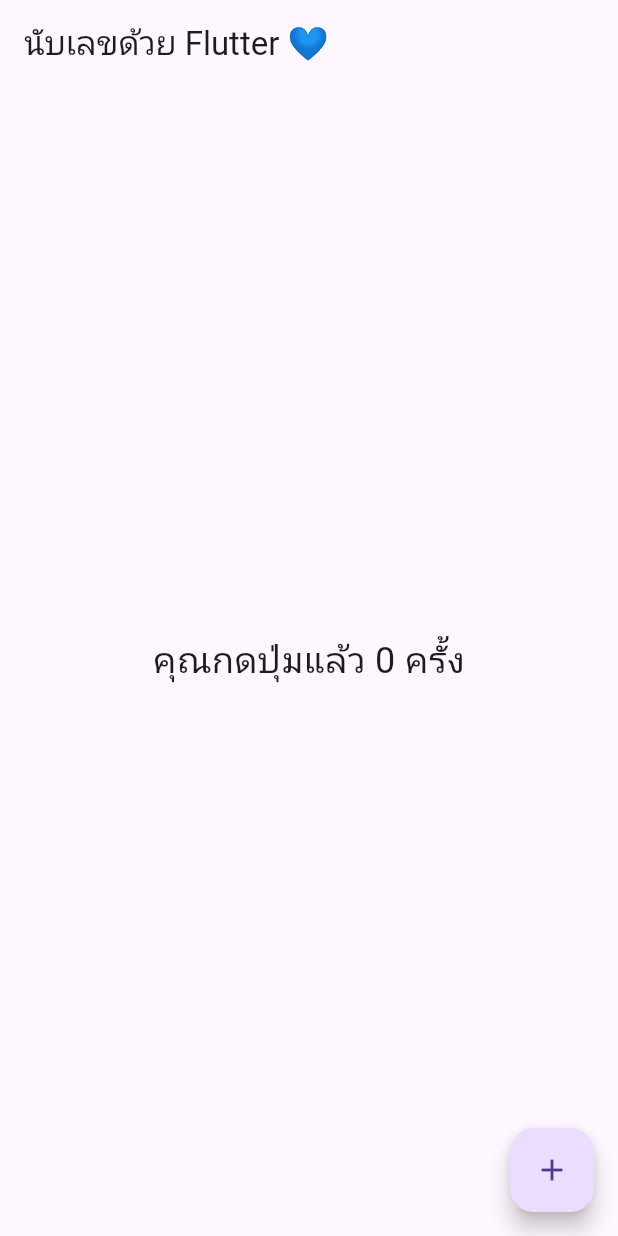
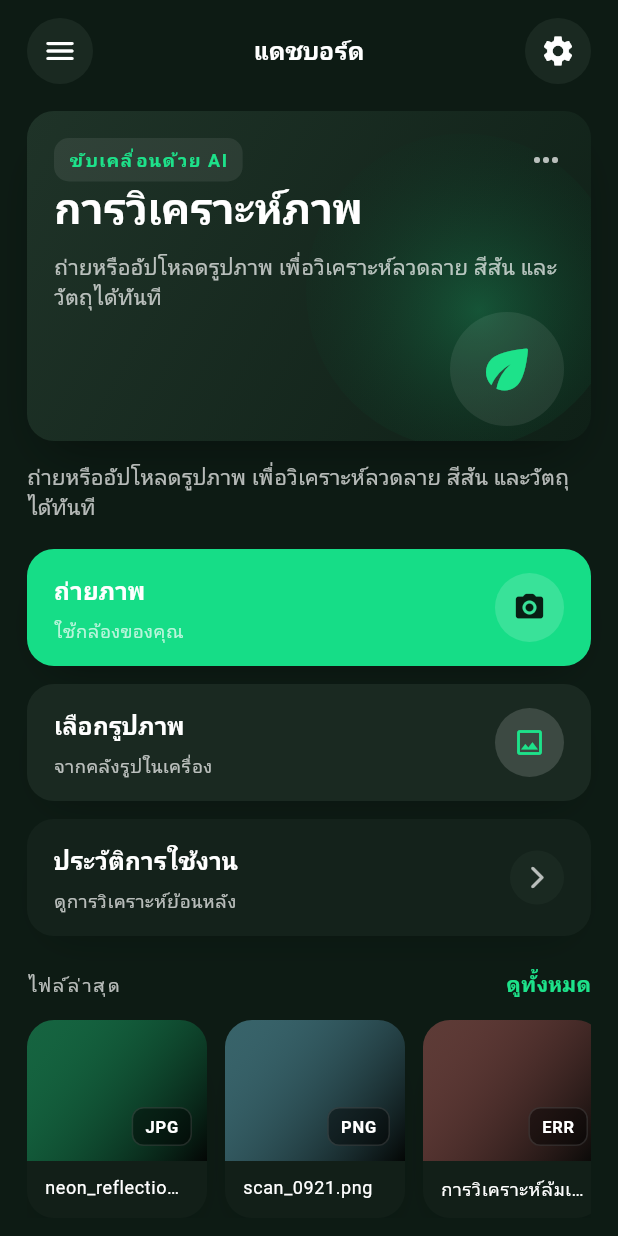
Before and after one commit to ANXCHA2003/vision_forge_app, a Flutter app: the screen it shows after launch, on a phone screen of 412 x 824 dp. Run offline on Flutter 3.47's test engine with Material 3 defaults, Android fonts, the phone set to English and light mode, and no system bars.

Commit message:
ต้นแบบหน้าแอปพิเคชั่นเริ่มต้น

```diff
--- /dev/null
+++ b/lib/app.dart
@@ -0,0 +1,25 @@
+// จัดการ MaterialApp และตั้งค่าธีมหลักของแอป
+import 'package:flutter/material.dart';
+
+import 'features/dashboard/dashboard_page.dart';
+
+class VisionForgeApp extends StatelessWidget {
+  const VisionForgeApp({super.key});
+
+  @override
+  Widget build(BuildContext context) {
+    return MaterialApp(
+      debugShowCheckedModeBanner: false,
+      theme: ThemeData(
+        scaffoldBackgroundColor: const Color(0xFF0D1B14),
+        colorScheme: ColorScheme.fromSeed(
+          seedColor: const Color(0xFF1DE28A),
+          brightness: Brightness.dark,
+          background: const Color(0xFF0D1B14),
+        ),
+        useMaterial3: true,
+      ),
+      home: const DashboardPage(),
+    );
+  }
+}
--- /dev/null
+++ b/lib/features/dashboard/dashboard_page.dart
@@ -0,0 +1,84 @@
+// สร้างเลย์เอาต์หน้าดาชบอร์ดด้วยวิดเจ็ตที่แชร์ร่วมกัน
+import 'package:flutter/material.dart';
+
+import 'widgets/dashboard_widgets.dart';
+
+class DashboardPage extends StatelessWidget {
+  const DashboardPage({super.key});
+
+  @override
+  Widget build(BuildContext context) {
+    const recentItems = [
+      RecentFile(
+        label: 'neon_reflection.jpg',
+        tag: 'JPG',
+        accent: Color(0xFF1DE28A),
+      ),
+      RecentFile(
+        label: 'scan_0921.png',
+        tag: 'PNG',
+        accent: Color(0xFF7EE0FF),
+      ),
+      RecentFile(
+        label: 'การวิเคราะห์ล้มเหลว',
+        tag: 'ERR',
+        accent: Color(0xFFE66F6F),
+      ),
+    ];
+
+    return Scaffold(
+      body: SafeArea(
+        child: SingleChildScrollView(
+          padding: const EdgeInsets.symmetric(horizontal: 18, vertical: 12),
+          child: Column(
+            crossAxisAlignment: CrossAxisAlignment.start,
+            children: [
+              const DashboardTopBar(),
+              const SizedBox(height: 18),
+              const AnalysisHeroCard(),
+              const SizedBox(height: 14),
+              Text(
+                'ถ่ายหรืออัปโหลดรูปภาพ เพื่อวิเคราะห์ลวดลาย สีสัน และวัตถุได้ทันที',
+                style: Theme.of(context).textTheme.bodyMedium?.copyWith(
+                      color: Colors.white70,
+                      height: 1.4,
+                    ),
+              ),
+              const SizedBox(height: 18),
+              ActionCard(
+                background: const Color(0xFF16DD87),
+                shadow: Colors.black.withOpacity(0.35),
+                title: 'ถ่ายภาพ',
+                subtitle: 'ใช้กล้องของคุณ',
+                icon: Icons.photo_camera_rounded,
+                iconColor: Colors.black87,
+              ),
+              const SizedBox(height: 12),
+              ActionCard(
+                background: const Color(0xFF1A2921),
+                shadow: Colors.black.withOpacity(0.25),
+                title: 'เลือกรูปภาพ',
+                subtitle: 'จากคลังรูปในเครื่อง',
+                icon: Icons.image_outlined,
+                iconColor: const Color(0xFF1DE28A),
+              ),
+              const SizedBox(height: 12),
+              ActionCard(
+                background: const Color(0xFF14221B),
+                shadow: Colors.black.withOpacity(0.2),
+                title: 'ประวัติการใช้งาน',
+                subtitle: 'ดูการวิเคราะห์ย้อนหลัง',
+                icon: Icons.arrow_forward_ios_rounded,
+                iconColor: Colors.white70,
+                iconBackground: const Color(0xFF1A2921),
+                compactIcon: true,
+              ),
+              const SizedBox(height: 22),
+              const RecentSection(items: recentItems),
+            ],
+          ),
+        ),
+      ),
+    );
+  }
+}
--- /dev/null
+++ b/lib/features/dashboard/widgets/dashboard_widgets.dart
@@ -0,0 +1,417 @@
+// รวมวิดเจ็ต UI ที่ใช้ซ้ำได้บนดาชบอร์ด เช่น ท็อปบาร์ การ์ดฮีโร่ การ์ดแอ็กชัน และรายการไฟล์ล่าสุด
+import 'package:flutter/material.dart';
+
+class DashboardTopBar extends StatelessWidget {
+  const DashboardTopBar({super.key});
+
+  @override
+  Widget build(BuildContext context) {
+    return Row(
+      mainAxisAlignment: MainAxisAlignment.spaceBetween,
+      children: [
+        CircularIconButton(
+          icon: Icons.menu_rounded,
+          background: const Color(0xFF1A2921),
+          onTap: () {},
+        ),
+        Text(
+          'แดชบอร์ด',
+          style: Theme.of(context).textTheme.titleMedium?.copyWith(
+                color: Colors.white,
+                fontWeight: FontWeight.w700,
+              ),
+        ),
+        CircularIconButton(
+          icon: Icons.settings,
+          background: const Color(0xFF1A2921),
+          onTap: () {},
+        ),
+      ],
+    );
+  }
+}
+
+class AnalysisHeroCard extends StatelessWidget {
+  const AnalysisHeroCard({super.key});
+
+  @override
+  Widget build(BuildContext context) {
+    return Container(
+      height: 220,
+      decoration: BoxDecoration(
+        borderRadius: BorderRadius.circular(18),
+        gradient: const LinearGradient(
+          colors: [Color(0xFF1F3328), Color(0xFF0F2017)],
+          begin: Alignment.topLeft,
+          end: Alignment.bottomRight,
+        ),
+        boxShadow: [
+          BoxShadow(
+            color: Colors.black.withOpacity(0.35),
+            offset: const Offset(0, 18),
+            blurRadius: 28,
+            spreadRadius: -12,
+          ),
+        ],
+      ),
+      child: Stack(
+        children: [
+          Positioned(
+            right: -20,
+            top: -10,
+            bottom: -30,
+            child: Opacity(
+              opacity: 0.25,
+              child: Container(
+                width: 210,
+                decoration: const BoxDecoration(
+                  shape: BoxShape.circle,
+                  gradient: RadialGradient(
+                    colors: [Color(0xFF1DE28A), Colors.transparent],
+                    radius: 0.8,
+                    center: Alignment(0.1, 0.1),
+                  ),
+                ),
+              ),
+            ),
+          ),
+          Positioned(
+            left: 18,
+            right: 18,
+            top: 18,
+            child: Row(
+              mainAxisAlignment: MainAxisAlignment.spaceBetween,
+              children: const [
+                _Badge(text: 'ขับเคลื่อนด้วย AI'),
+                Icon(Icons.more_horiz, color: Colors.white70),
+              ],
+            ),
+          ),
+          Positioned.fill(
+            child: Padding(
+              padding: const EdgeInsets.fromLTRB(18, 46, 18, 18),
+              child: Column(
+                crossAxisAlignment: CrossAxisAlignment.start,
+                children: [
+                  Text(
+                    'การวิเคราะห์ภาพ',
+                    style: Theme.of(context).textTheme.headlineMedium?.copyWith(
+                          color: Colors.white,
+                          fontWeight: FontWeight.w800,
+                        ),
+                  ),
+                  const SizedBox(height: 12),
+                  Text(
+                    'ถ่ายหรืออัปโหลดรูปภาพ เพื่อวิเคราะห์ลวดลาย สีสัน และวัตถุได้ทันที',
+                    style: Theme.of(context).textTheme.bodyMedium?.copyWith(
+                          color: Colors.white70,
+                          height: 1.4,
+                        ),
+                  ),
+                  const Spacer(),
+                  Align(
+                    alignment: Alignment.bottomRight,
+                    child: CircleAvatar(
+                      radius: 38,
+                      backgroundColor: Colors.white.withOpacity(0.08),
+                      child: const Icon(
+                        Icons.eco_rounded,
+                        color: Color(0xFF1DE28A),
+                        size: 42,
+                      ),
+                    ),
+                  ),
+                ],
+              ),
+            ),
+          ),
+        ],
+      ),
+    );
+  }
+}
+
+class ActionCard extends StatelessWidget {
+  const ActionCard({
+    super.key,
+    required this.background,
+    required this.shadow,
+    required this.title,
+    required this.subtitle,
+    required this.icon,
+    required this.iconColor,
+    this.iconBackground,
+    this.compactIcon = false,
+  });
+
+  final Color background;
+  final Color shadow;
+  final String title;
+  final String subtitle;
+  final IconData icon;
+  final Color iconColor;
+  final Color? iconBackground;
+  final bool compactIcon;
+
+  @override
+  Widget build(BuildContext context) {
+    return Container(
+      padding: const EdgeInsets.symmetric(horizontal: 18, vertical: 16),
+      decoration: BoxDecoration(
+        color: background,
+        borderRadius: BorderRadius.circular(18),
+        boxShadow: [
+          BoxShadow(
+            color: shadow,
+            offset: const Offset(0, 12),
+            blurRadius: 22,
+            spreadRadius: -12,
+          ),
+        ],
+      ),
+      child: Row(
+        children: [
+          Expanded(
+            child: Column(
+              crossAxisAlignment: CrossAxisAlignment.start,
+              children: [
+                Text(
+                  title,
+                  style: Theme.of(context).textTheme.titleMedium?.copyWith(
+                        color: Colors.white,
+                        fontWeight: FontWeight.w700,
+                      ),
+                ),
+                const SizedBox(height: 6),
+                Text(
+                  subtitle,
+                  style: Theme.of(context).textTheme.bodySmall?.copyWith(
+                        color: Colors.white70,
+                      ),
+                ),
+              ],
+            ),
+          ),
+          Container(
+            height: compactIcon ? 36 : 46,
+            width: compactIcon ? 36 : 46,
+            decoration: BoxDecoration(
+              color: iconBackground ?? Colors.white.withOpacity(0.15),
+              shape: BoxShape.circle,
+            ),
+            child: Icon(
+              icon,
+              color: iconColor,
+              size: compactIcon ? 18 : 22,
+            ),
+          ),
+        ],
+      ),
+    );
+  }
+}
+
+class RecentSection extends StatelessWidget {
+  const RecentSection({super.key, required this.items});
+
+  final List<RecentFile> items;
+
+  @override
+  Widget build(BuildContext context) {
+    return Column(
+      crossAxisAlignment: CrossAxisAlignment.start,
+      children: [
+        Row(
+          mainAxisAlignment: MainAxisAlignment.spaceBetween,
+          children: [
+            Text(
+              'ไฟล์ล่าสุด',
+              style: Theme.of(context).textTheme.labelMedium?.copyWith(
+                    color: Colors.white70,
+                    letterSpacing: 1.2,
+                  ),
+            ),
+            Text(
+              'ดูทั้งหมด',
+              style: Theme.of(context).textTheme.bodyMedium?.copyWith(
+                    color: const Color(0xFF1DE28A),
+                    fontWeight: FontWeight.w700,
+                  ),
+            ),
+          ],
+        ),
+        const SizedBox(height: 14),
+        SizedBox(
+          height: 132,
+          child: ListView.separated(
+            scrollDirection: Axis.horizontal,
+            itemBuilder: (context, index) => RecentItemCard(file: items[index]),
+            separatorBuilder: (context, index) => const SizedBox(width: 12),
+            itemCount: items.length,
+          ),
+        ),
+      ],
+    );
+  }
+}
+
+class RecentItemCard extends StatelessWidget {
+  const RecentItemCard({super.key, required this.file});
+
+  final RecentFile file;
+
+  @override
+  Widget build(BuildContext context) {
+    return Container(
+      width: 120,
+      decoration: BoxDecoration(
+        color: const Color(0xFF121F18),
+        borderRadius: BorderRadius.circular(18),
+        boxShadow: [
+          BoxShadow(
+            color: Colors.black.withOpacity(0.3),
+            offset: const Offset(0, 16),
+            blurRadius: 24,
+            spreadRadius: -14,
+          ),
+        ],
+      ),
+      child: Column(
+        crossAxisAlignment: CrossAxisAlignment.start,
+        children: [
+          Expanded(
+            child: Container(
+              decoration: BoxDecoration(
+                borderRadius: const BorderRadius.only(
+                  topLeft: Radius.circular(18),
+                  topRight: Radius.circular(18),
+                ),
+                gradient: LinearGradient(
+                  colors: [
+                    file.accent.withOpacity(0.35),
+                    Colors.black.withOpacity(0.8),
+                  ],
+                  begin: Alignment.topLeft,
+                  end: Alignment.bottomRight,
+                ),
+              ),
+              child: Align(
+                alignment: Alignment.bottomRight,
+                child: Padding(
+                  padding: const EdgeInsets.all(10),
+                  child: _Tag(text: file.tag),
+                ),
+              ),
+            ),
+          ),
+          Padding(
+            padding: const EdgeInsets.fromLTRB(12, 10, 12, 12),
+            child: Text(
+              file.label,
+              maxLines: 1,
+              overflow: TextOverflow.ellipsis,
+              style: Theme.of(context).textTheme.bodySmall?.copyWith(
+                    color: Colors.white,
+                  ),
+            ),
+          ),
+        ],
+      ),
+    );
+  }
+}
+
+class CircularIconButton extends StatelessWidget {
+  const CircularIconButton({
+    super.key,
+    required this.icon,
+    required this.background,
+    required this.onTap,
+  });
+
+  final IconData icon;
+  final Color background;
+  final VoidCallback onTap;
+
+  @override
+  Widget build(BuildContext context) {
+    return GestureDetector(
+      onTap: onTap,
+      child: Container(
+        height: 44,
+        width: 44,
+        decoration: BoxDecoration(
+          color: background,
+          shape: BoxShape.circle,
+        ),
+        child: Icon(
+          icon,
+          color: Colors.white,
+        ),
+      ),
+    );
+  }
+}
+
+class RecentFile {
+  const RecentFile({
+    required this.label,
+    required this.tag,
+    required this.accent,
+  });
+
+  final String label;
+  final String tag;
+  final Color accent;
+}
+
+class _Badge extends StatelessWidget {
+  const _Badge({required this.text});
+
+  final String text;
+
+  @override
+  Widget build(BuildContext context) {
+    return Container(
+      padding: const EdgeInsets.symmetric(horizontal: 10, vertical: 6),
+      decoration: BoxDecoration(
+        color: Colors.white.withOpacity(0.08),
+        borderRadius: BorderRadius.circular(10),
+      ),
+      child: Text(
+        text,
+        style: Theme.of(context).textTheme.labelMedium?.copyWith(
+              color: const Color(0xFF1DE28A),
+              fontWeight: FontWeight.w700,
+              letterSpacing: 1,
+            ),
+      ),
+    );
+  }
+}
+
+class _Tag extends StatelessWidget {
+  const _Tag({required this.text});
+
+  final String text;
+
+  @override
+  Widget build(BuildContext context) {
+    return Container(
+      padding: const EdgeInsets.symmetric(horizontal: 8, vertical: 4),
+      decoration: BoxDecoration(
+        color: Colors.black.withOpacity(0.45),
+        borderRadius: BorderRadius.circular(8),
+        border: Border.all(color: Colors.white12),
+      ),
+      child: Text(
+        text,
+        style: Theme.of(context).textTheme.labelSmall?.copyWith(
+              color: Colors.white,
+              fontWeight: FontWeight.w700,
+              letterSpacing: 0.5,
+            ),
+      ),
+    );
+  }
+}
--- a/lib/main.dart
+++ b/lib/main.dart
@@ -1,41 +1,8 @@
+// จุดเริ่มต้นของแอป Vision Forge
 import 'package:flutter/material.dart';
 
+import 'app.dart';
+
 void main() {
-  runApp(const CounterApp());
+  runApp(const VisionForgeApp());
 }
-
-class CounterApp extends StatefulWidget {
-  const CounterApp({super.key});
-
-  @override
-  State<CounterApp> createState() => _CounterAppState();
-}
-
-class _CounterAppState extends State<CounterApp> {
-  int count = 0;
-
-  void increment() {
-    setState(() {
-      count++;
-    });
-  }
-
-  @override
-  Widget build(BuildContext context) {
-    return MaterialApp(
-      home: Scaffold(
-        appBar: AppBar(title: const Text('นับเลขด้วย Flutter 💙')),
-        body: Center(
-          child: Text(
-            'คุณกดปุ่มแล้ว $count ครั้ง',
-            style: const TextStyle(fontSize: 24),
-          ),
-        ),
-        floatingActionButton: FloatingActionButton(
-          onPressed: increment,
-          child: const Icon(Icons.add),
-        ),
-      ),
-    );
-  }
-}
```
